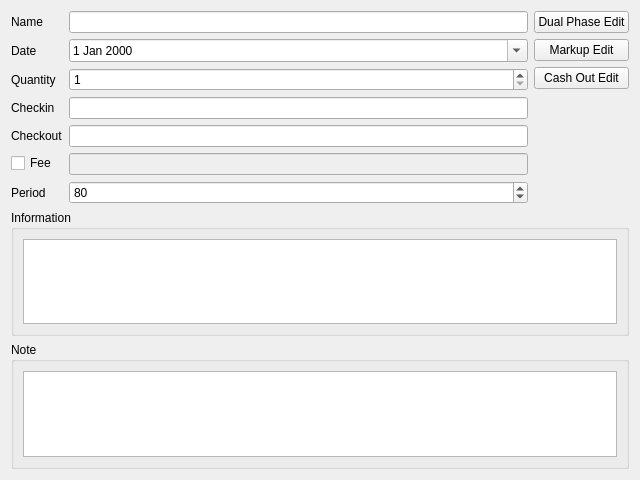
Qt form itemview.ui (xlongfeng/agreement) before a commit.
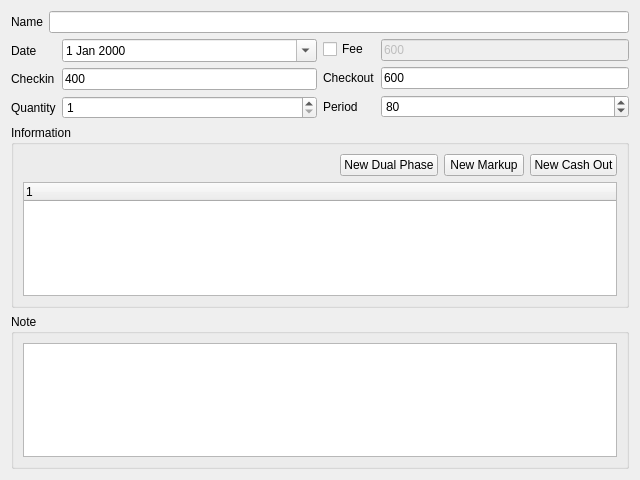
The same form after that commit.

The edit to the form file:
```diff
--- a/itemview.ui
+++ b/itemview.ui
@@ -13,11 +13,11 @@
   <property name="windowTitle">
    <string>Item View</string>
   </property>
+  <layout class="QVBoxLayout" name="verticalLayout">
+   <item>
   <layout class="QVBoxLayout" name="verticalLayout_4">
    <item>
-    <layout class="QHBoxLayout" name="horizontalLayout">
-     <item>
-      <layout class="QFormLayout" name="formLayout">
+      <layout class="QFormLayout" name="formLayout_3">
        <item row="0" column="0">
         <widget class="QLabel" name="label_3">
          <property name="text">
@@ -28,20 +28,40 @@
        <item row="0" column="1">
         <widget class="QLineEdit" name="nameLineEdit"/>
        </item>
-       <item row="1" column="0">
+      </layout>
+     </item>
+     <item>
+      <layout class="QHBoxLayout" name="horizontalLayout">
+       <item>
+        <layout class="QFormLayout" name="formLayout">
+         <item row="0" column="0">
         <widget class="QLabel" name="label_2">
          <property name="text">
           <string>Date</string>
          </property>
         </widget>
        </item>
-       <item row="1" column="1">
+         <item row="0" column="1">
         <widget class="QDateEdit" name="startDateEdit">
          <property name="calendarPopup">
           <bool>true</bool>
          </property>
         </widget>
        </item>
+         <item row="1" column="0">
+          <widget class="QLabel" name="label_4">
+           <property name="text">
+            <string>Checkin</string>
+           </property>
+          </widget>
+         </item>
+         <item row="1" column="1">
+          <widget class="QLineEdit" name="checkinLineEdit">
+           <property name="text">
+            <string>400</string>
+           </property>
+          </widget>
+         </item>
        <item row="2" column="0">
         <widget class="QLabel" name="label">
          <property name="text">
@@ -59,27 +79,11 @@
          </property>
         </widget>
        </item>
-       <item row="3" column="0">
-        <widget class="QLabel" name="label_4">
-         <property name="text">
-          <string>Checkin</string>
-         </property>
-        </widget>
+        </layout>
        </item>
-       <item row="3" column="1">
-        <widget class="QLineEdit" name="checkinLineEdit"/>
-       </item>
-       <item row="4" column="0">
-        <widget class="QLabel" name="label_5">
-         <property name="text">
-          <string>Checkout</string>
-         </property>
-        </widget>
-       </item>
-       <item row="4" column="1">
-        <widget class="QLineEdit" name="checkoutLineEdit"/>
-       </item>
-       <item row="5" column="0">
+       <item>
+        <layout class="QFormLayout" name="formLayout_2">
+         <item row="0" column="0">
         <widget class="QCheckBox" name="feeCustomCheckBox">
          <property name="toolTip">
           <string>Custom</string>
@@ -89,21 +93,38 @@
          </property>
         </widget>
        </item>
-       <item row="5" column="1">
+         <item row="0" column="1">
         <widget class="QLineEdit" name="feeLineEdit">
          <property name="enabled">
           <bool>false</bool>
          </property>
-        </widget>
-       </item>
-       <item row="6" column="0">
+           <property name="text">
+            <string>600</string>
+           </property>
+          </widget>
+         </item>
+         <item row="1" column="0">
+          <widget class="QLabel" name="label_5">
+           <property name="text">
+            <string>Checkout</string>
+           </property>
+          </widget>
+         </item>
+         <item row="1" column="1">
+          <widget class="QLineEdit" name="checkoutLineEdit">
+           <property name="text">
+            <string>600</string>
+           </property>
+          </widget>
+         </item>
+         <item row="2" column="0">
         <widget class="QLabel" name="label_7">
          <property name="text">
           <string>Period</string>
          </property>
         </widget>
        </item>
-       <item row="6" column="1">
+         <item row="2" column="1">
         <widget class="QSpinBox" name="periodSpinBox">
          <property name="minimum">
           <number>20</number>
@@ -118,57 +139,61 @@
        </item>
       </layout>
      </item>
-     <item>
-      <layout class="QVBoxLayout" name="verticalLayout">
-       <item>
-        <widget class="QPushButton" name="dualPhaseEditPushButton">
-         <property name="text">
-          <string>Dual Phase Edit</string>
-         </property>
-        </widget>
-       </item>
-       <item>
-        <widget class="QPushButton" name="markupEditPushButton">
-         <property name="text">
-          <string>Markup Edit</string>
-         </property>
-        </widget>
+      </layout>
+     </item>
+    </layout>
        </item>
        <item>
-        <widget class="QPushButton" name="cashOutEditPushButton">
-         <property name="text">
-          <string>Cash Out Edit</string>
-         </property>
-        </widget>
-       </item>
+    <widget class="QGroupBox" name="groupBox">
+     <property name="title">
+      <string>Information</string>
+     </property>
+     <layout class="QVBoxLayout" name="verticalLayout_3">
        <item>
-        <spacer name="verticalSpacer">
+       <layout class="QHBoxLayout" name="horizontalLayout_2">
+        <item>
+         <spacer name="horizontalSpacer">
          <property name="orientation">
-          <enum>Qt::Vertical</enum>
+           <enum>Qt::Horizontal</enum>
          </property>
          <property name="sizeHint" stdset="0">
           <size>
-           <width>20</width>
-           <height>40</height>
+            <width>40</width>
+            <height>20</height>
           </size>
          </property>
         </spacer>
        </item>
-      </layout>
-     </item>
-    </layout>
+        <item>
+         <widget class="QPushButton" name="dualPhaseNewPushButton">
+          <property name="text">
+           <string>New Dual Phase</string>
+          </property>
+         </widget>
+        </item>
+        <item>
+         <widget class="QPushButton" name="markupNewPushButton">
+          <property name="text">
+           <string>New Markup</string>
+          </property>
+         </widget>
    </item>
    <item>
-    <widget class="QGroupBox" name="groupBox">
-     <property name="title">
-      <string>Information</string>
-     </property>
-     <layout class="QVBoxLayout" name="verticalLayout_3">
+         <widget class="QPushButton" name="cashOutNewPushButton">
+          <property name="text">
+           <string>New Cash Out</string>
+          </property>
+         </widget>
+        </item>
+       </layout>
+      </item>
       <item>
-       <widget class="QPlainTextEdit" name="infoTextEdit">
-        <property name="readOnly">
-         <bool>true</bool>
-        </property>
+       <widget class="QTreeWidget" name="infoTreeWidget">
+        <column>
+         <property name="text">
+          <string notr="true">1</string>
+         </property>
+        </column>
        </widget>
       </item>
      </layout>
```
Lines whose indentation alone changed are shown as unchanged.
